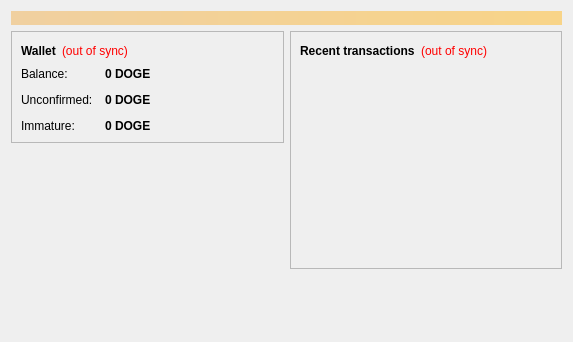
infec2ouscoin/infec2ouscoin, file src/qt/forms/overviewpage.ui: the form before one commit.
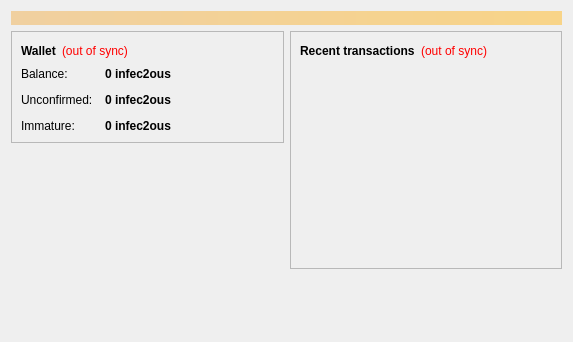
The form after the commit. Icons and pictures are not drawn.

Diff of the .ui file:
```diff
--- a/src/qt/forms/overviewpage.ui
+++ b/src/qt/forms/overviewpage.ui
@@ -122,7 +122,7 @@
                <string>Your current balance</string>
               </property>
               <property name="text">
-               <string notr="true">0 DOGE</string>
+               <string notr="true">0 infec2ous</string>
               </property>
               <property name="textInteractionFlags">
                <set>Qt::LinksAccessibleByMouse|Qt::TextSelectableByKeyboard|Qt::TextSelectableByMouse</set>
@@ -151,7 +151,7 @@
                <string>Total of transactions that have yet to be confirmed, and do not yet count toward the current balance</string>
               </property>
               <property name="text">
-               <string notr="true">0 DOGE</string>
+               <string notr="true">0 infec2ous</string>
               </property>
               <property name="textInteractionFlags">
                <set>Qt::LinksAccessibleByMouse|Qt::TextSelectableByKeyboard|Qt::TextSelectableByMouse</set>
@@ -177,7 +177,7 @@
                <string>Mined balance that has not yet matured</string>
               </property>
               <property name="text">
-               <string notr="true">0 DOGE</string>
+               <string notr="true">0 infec2ous</string>
               </property>
               <property name="textInteractionFlags">
                <set>Qt::LinksAccessibleByMouse|Qt::TextSelectableByKeyboard|Qt::TextSelectableByMouse</set>
```
Left out of the diff: 4 changed lines with no effect on the pictures.
